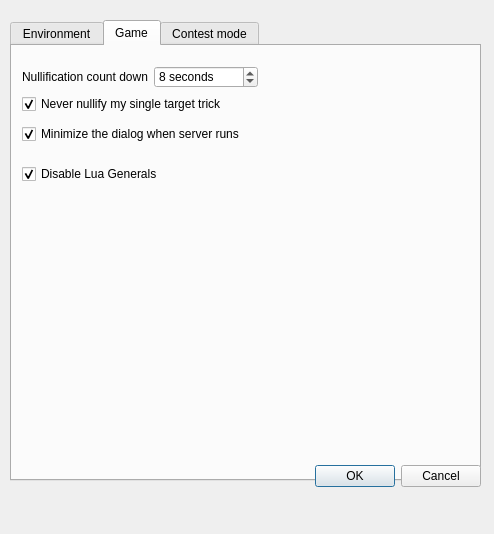
First picture: the form in src/dialog/configdialog.ui, repository ubun/SakuraSlash, before the edit.
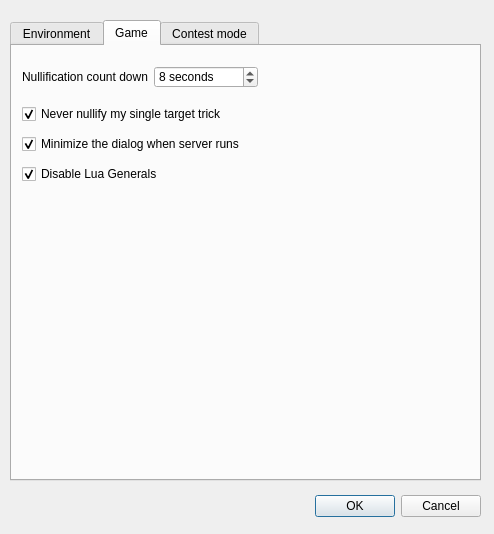
Second picture: the form after the edit. The open tabs and pages were chosen to show the change.

Patch:
```diff
--- a/src/dialog/configdialog.ui
+++ b/src/dialog/configdialog.ui
@@ -496,7 +496,7 @@
      <property name="geometry">
       <rect>
        <x>10</x>
-       <y>50</y>
+       <y>60</y>
        <width>239</width>
        <height>16</height>
       </rect>
@@ -512,7 +512,7 @@
      <property name="geometry">
       <rect>
        <x>10</x>
-       <y>80</y>
+       <y>90</y>
        <width>241</width>
        <height>16</height>
       </rect>
@@ -632,7 +632,7 @@
    <property name="geometry">
     <rect>
      <x>140</x>
-     <y>460</y>
+     <y>490</y>
      <width>341</width>
      <height>32</height>
     </rect>
```
